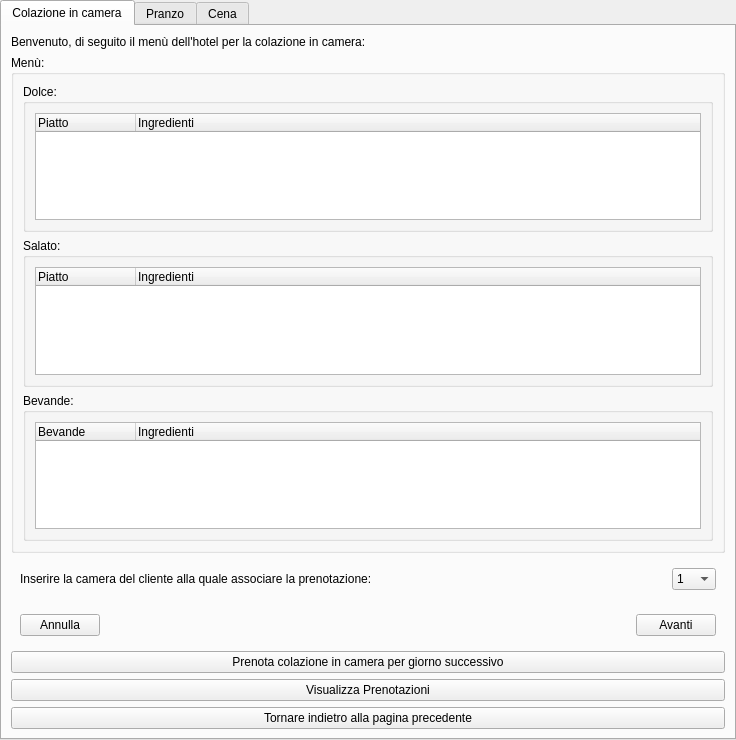
mdoraz/Hotel, file ui/Cameriere/GestisciCucina/GestioneCucinaMenu.ui: the form before one commit.
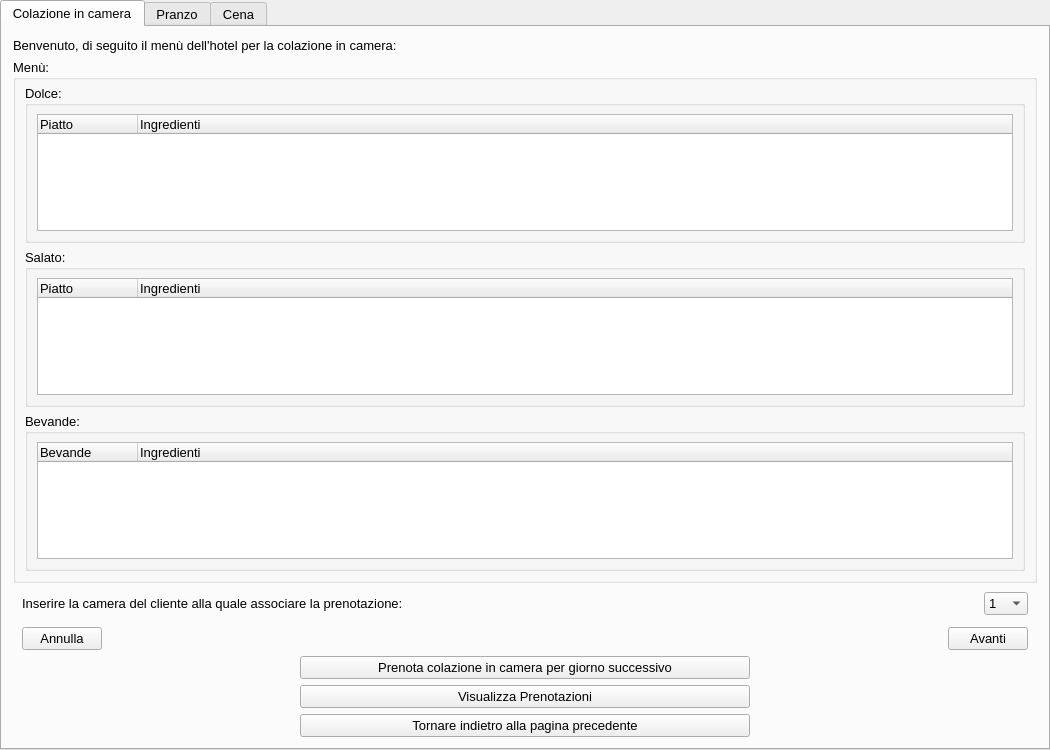
The form after the commit.

Commit message: perfezionata la sincronizzazione dei turni con le azioni nelle altre tab

```diff
--- a/ui/Cameriere/GestisciCucina/GestioneCucinaMenu.ui
+++ b/ui/Cameriere/GestisciCucina/GestioneCucinaMenu.ui
@@ -9,10 +9,22 @@
    <rect>
     <x>0</x>
     <y>0</y>
-    <width>736</width>
-    <height>740</height>
+    <width>1050</width>
+    <height>750</height>
    </rect>
   </property>
+  <property name="minimumSize">
+   <size>
+    <width>1050</width>
+    <height>750</height>
+   </size>
+  </property>
+  <property name="font">
+   <font>
+    <family>Arial</family>
+    <pointsize>10</pointsize>
+   </font>
+  </property>
   <property name="tabletTracking">
    <bool>true</bool>
   </property>
@@ -33,6 +45,18 @@
     <string>Colazione in camera</string>
    </attribute>
    <layout class="QVBoxLayout" name="verticalLayout_13">
+    <property name="leftMargin">
+     <number>11</number>
+    </property>
+    <property name="topMargin">
+     <number>11</number>
+    </property>
+    <property name="rightMargin">
+     <number>11</number>
+    </property>
+    <property name="bottomMargin">
+     <number>11</number>
+    </property>
     <item>
      <widget class="QLabel" name="labelIntroduzionePagina">
       <property name="text">
@@ -46,12 +70,27 @@
        <string>Menù:</string>
       </property>
       <layout class="QVBoxLayout" name="verticalLayout_14">
+       <property name="topMargin">
+        <number>5</number>
+       </property>
        <item>
         <widget class="QGroupBox" name="groupboxGestioneCucinaDolceCamerieri">
          <property name="title">
           <string>Dolce:</string>
          </property>
          <layout class="QGridLayout" name="gridLayout">
+          <property name="leftMargin">
+           <number>9</number>
+          </property>
+          <property name="topMargin">
+           <number>8</number>
+          </property>
+          <property name="rightMargin">
+           <number>9</number>
+          </property>
+          <property name="bottomMargin">
+           <number>9</number>
+          </property>
           <item row="0" column="0">
            <widget class="QTreeWidget" name="treewidgetDolceColazioneInCamera">
             <property name="selectionMode">
@@ -78,6 +117,18 @@
           <string>Salato:</string>
          </property>
          <layout class="QGridLayout" name="gridLayout_2">
+          <property name="leftMargin">
+           <number>9</number>
+          </property>
+          <property name="topMargin">
+           <number>8</number>
+          </property>
+          <property name="rightMargin">
+           <number>9</number>
+          </property>
+          <property name="bottomMargin">
+           <number>9</number>
+          </property>
           <item row="0" column="0">
            <widget class="QTreeWidget" name="treewidgetSalatoColazioneInCamera">
             <property name="selectionMode">
@@ -104,6 +155,18 @@
           <string>Bevande:</string>
          </property>
          <layout class="QGridLayout" name="gridLayout_3">
+          <property name="leftMargin">
+           <number>9</number>
+          </property>
+          <property name="topMargin">
+           <number>8</number>
+          </property>
+          <property name="rightMargin">
+           <number>9</number>
+          </property>
+          <property name="bottomMargin">
+           <number>9</number>
+          </property>
           <item row="0" column="0">
            <widget class="QTreeWidget" name="treewidgetBevandeColazioneInCamera">
             <property name="selectionMode">
@@ -130,6 +193,12 @@
     <item>
      <widget class="QWidget" name="widgetColazioneInCamera" native="true">
       <layout class="QHBoxLayout" name="horizontalLayoutColazioneInCamera">
+       <property name="topMargin">
+        <number>3</number>
+       </property>
+       <property name="bottomMargin">
+        <number>3</number>
+       </property>
        <item>
         <widget class="QLabel" name="labelInserimentoCamera">
          <property name="text">
@@ -343,6 +412,12 @@
     <item>
      <widget class="QWidget" name="widgetAnnullaAvanti" native="true">
       <layout class="QHBoxLayout" name="horizontalLayout">
+       <property name="topMargin">
+        <number>3</number>
+       </property>
+       <property name="bottomMargin">
+        <number>0</number>
+       </property>
        <item>
         <widget class="QPushButton" name="btnAnnulla">
          <property name="text">
@@ -373,22 +448,40 @@
       </layout>
      </widget>
     </item>
-    <item>
+    <item alignment="Qt::AlignHCenter">
      <widget class="QPushButton" name="btnPrenotaColazioneInCameraGiornoSuccessivo">
+      <property name="minimumSize">
+       <size>
+        <width>450</width>
+        <height>0</height>
+       </size>
+      </property>
       <property name="text">
        <string>Prenota colazione in camera per giorno successivo</string>
       </property>
      </widget>
     </item>
-    <item>
+    <item alignment="Qt::AlignHCenter">
      <widget class="QPushButton" name="btnVisualizzaPrenotazioni">
+      <property name="minimumSize">
+       <size>
+        <width>450</width>
+        <height>0</height>
+       </size>
+      </property>
       <property name="text">
        <string>Visualizza Prenotazioni</string>
       </property>
      </widget>
     </item>
-    <item>
+    <item alignment="Qt::AlignHCenter">
      <widget class="QPushButton" name="btnTornarePaginaPrecedente">
+      <property name="minimumSize">
+       <size>
+        <width>450</width>
+        <height>0</height>
+       </size>
+      </property>
       <property name="text">
        <string>Tornare indietro alla pagina precedente</string>
       </property>
```
Left out of the diff: 144 changed lines with no effect on the pictures. The commit also changes 6 other files.
